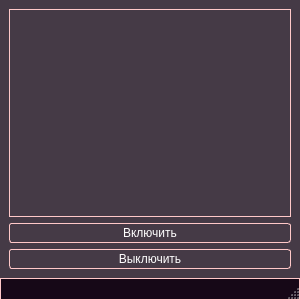
Above: ui/main_window.ui from Curicano/AUser before the change. Below: the same form after it.
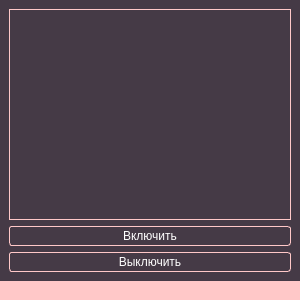
That is the form after the change.

The edit to the form file:
```diff
--- a/ui/main_window.ui
+++ b/ui/main_window.ui
@@ -24,15 +24,21 @@
 	background-color: rgba(22, 8, 23, 200);
 }
 QStatusBar {
-	background-color: rgb(22, 8, 23);
-	border: 1px solid rgb(255, 200, 200);
-	color: rgb(255, 200, 200);
+	background-color: rgb(255, 200, 200);
+	color: rgb(22, 8, 23);
 }
 QListWidget {
 	background-color: transparent;
 	color: rgb(255, 255, 255);
 	border: 1px solid rgb(255, 200, 200);
 }
+QListWidget::item:hover {
+	background-color: rgba(255, 200, 200, 50);
+}
+QListWidget::item:selected {
+	background-color: transparent;
+	border: 1px solid rgb(255, 200, 200);
+}
 QPushButton {
 	background-color: transparent;
 	border: 1px solid rgb(255, 200, 200);
@@ -79,7 +85,11 @@
     </item>
    </layout>
   </widget>
-  <widget class="QStatusBar" name="sB"/>
+  <widget class="QStatusBar" name="sB">
+   <property name="sizeGripEnabled">
+    <bool>false</bool>
+   </property>
+  </widget>
  </widget>
  <resources/>
  <connections/>
```
